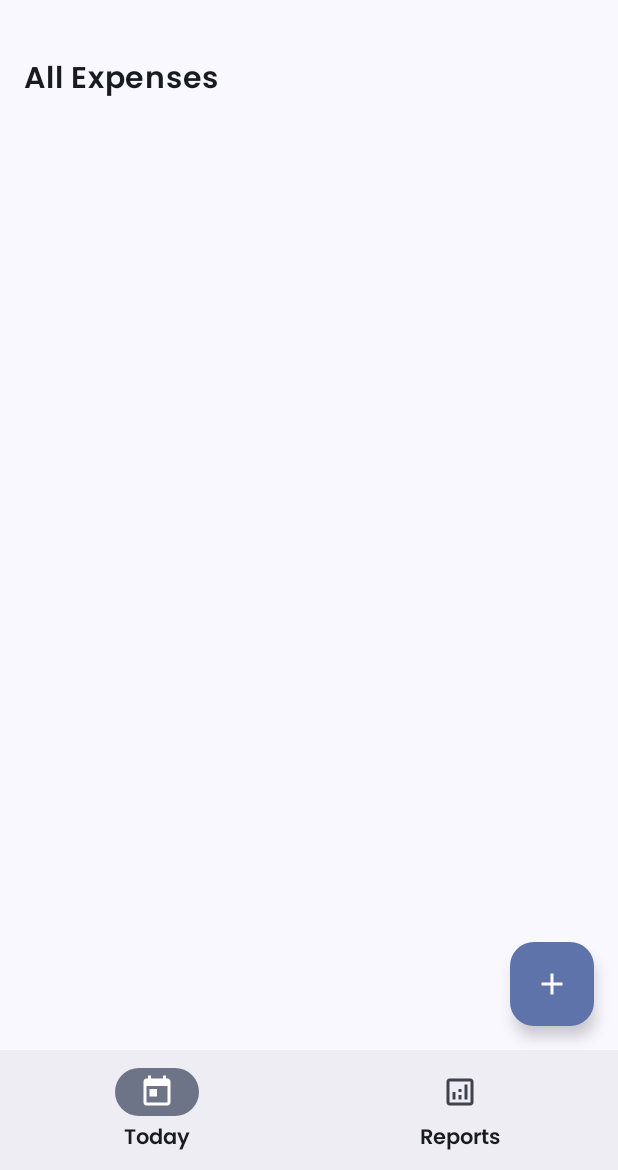
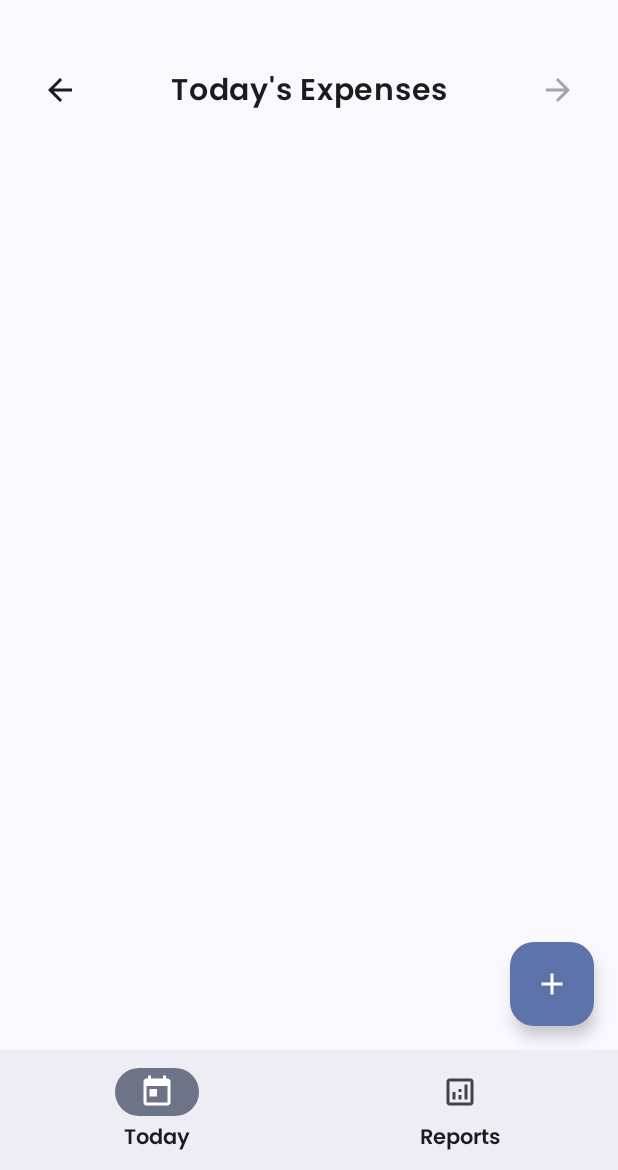
Before and after one commit to DarshReddy/Zospend, an Android app built with Jetpack Compose: the screen it shows after launch (MainActivity), on a phone screen of 412 x 824 dp, the part 66-1236 px from its top. Run offline under Robolectric (Android 15) with nearby library versions, the phone set to English and light mode, and no system bars; our stand-ins replace Room's generated code; pictures from the network do not load.

Commit message:
feat: Implement date navigation in ExpenseListScreen and add mock data
This commit introduces date navigation functionality to the `ExpenseListScreen` and adds mock expense data for improved testing and UI preview.

**ExpenseListScreen:**
- Added a `DateNavigationBar` composable that allows users to navigate to the previous or next day's expenses.
- The title now dynamically displays "Today's Expenses" for the current date or the formatted date for other selected dates.
- Updated string resources to include labels for "Previous Day" and "Next Day" navigation buttons.
- The `ExpenseListViewModel` now includes functions `onPreviousDayClicked` and `onNextDayClicked` to update the selected date.

**Data:**
- Introduced `MockExpense.kt` to generate realistic mock expense data for various categories, vendors, and locations.
- The `ReportViewModel` now incorporates these mock expenses when calculating daily and category totals, providing a richer dataset for the report screen.

```diff
--- /dev/null
+++ b/app/src/main/java/com/assignment/zospend/data/mock/MockExpense.kt
@@ -0,0 +1,62 @@
+package com.assignment.zospend.data.mock
+
+import com.assignment.zospend.data.local.Expense
+import com.assignment.zospend.domain.model.Category
+import java.time.Instant
+import kotlin.random.Random
+
+object MockExpense {
+    private val vendors = listOf(
+        "Amazon", "Flipkart", "Metro Cash & Carry", "Office Depot",
+        "Swiggy", "Zomato", "IRCTC", "Uber", "Rapido", "BlueDart",
+        "Vistara", "IndiGo", "DHL", "DMart", "Croma", "Apple Reseller"
+    )
+    private val cities = listOf("Bengaluru", "Mumbai", "Pune", "Hyderabad", "Chennai", "Delhi")
+    private val categories =
+        listOf("Travel", "Meals", "Supplies", "Software", "Logistics", "Events")
+    private val payments = listOf("UPI", "Credit Card", "Debit Card", "NetBanking", "Cash")
+
+    private fun randomTitle(r: Random): String {
+        val vendor = vendors.random(r)
+        return when (r.nextInt(5)) {
+            0 -> "Office Supplies — $vendor"
+            1 -> "Team Lunch — $vendor"
+            2 -> "Local Travel — $vendor"
+            3 -> "Subscription — $vendor"
+            else -> "Courier Charges — $vendor"
+        }
+    }
+
+    private fun randomNote(r: Random): String {
+        val city = cities.random(r)
+        val cat = categories.random(r)
+        val pay = payments.random(r)
+        val ref = r.nextInt(100_000, 999_999)
+        return "$cat in $city • Paid via $pay • Ref #$ref"
+    }
+
+    private fun randomAmountMinor(r: Random): Long {
+        // ₹100.00 to ₹25,000.00; paise at 0 or 50 for realism
+        val rupees = r.nextInt(100, 25_000)
+        val paise = if (r.nextBoolean()) 0 else 50
+        return rupees * 100L + paise
+    }
+
+    private fun receiptUrl(title: String, r: Random): String {
+        val w = listOf(480, 600, 720).random(r)
+        val h = listOf(720, 800, 960).random(r)
+        return "https://placehold.co/${w}x${h}?text=$title"
+    }
+
+    fun next(random: Random = Random.Default, createdAt: Instant): Expense {
+        val title = randomTitle(random)
+        return Expense(
+            title = title,
+            note = randomNote(random),
+            amount = randomAmountMinor(random),
+            category = Category.entries.random(),
+            receiptUri = receiptUrl(title, random),
+            createdAt = createdAt
+        )
+    }
+}
--- a/app/src/main/java/com/assignment/zospend/ui/list/ExpenseListScreen.kt
+++ b/app/src/main/java/com/assignment/zospend/ui/list/ExpenseListScreen.kt
@@ -14,7 +14,12 @@ import androidx.compose.foundation.layout.padding
 import androidx.compose.foundation.layout.size
 import androidx.compose.foundation.lazy.LazyColumn
 import androidx.compose.foundation.lazy.items
+import androidx.compose.material.icons.Icons
+import androidx.compose.material.icons.automirrored.filled.ArrowBack
+import androidx.compose.material.icons.automirrored.filled.ArrowForward
 import androidx.compose.material3.Card
+import androidx.compose.material3.Icon
+import androidx.compose.material3.IconButton
 import androidx.compose.runtime.Composable
 import androidx.compose.runtime.collectAsState
 import androidx.compose.runtime.getValue
@@ -44,8 +49,10 @@ import com.assignment.zospend.ui.components.TitleSmall
 import com.assignment.zospend.ui.main.ScreenWrapper
 import com.assignment.zospend.ui.theme.ZospendTheme
 import java.text.NumberFormat
+import java.time.LocalDate
 import java.time.ZoneId
 import java.time.format.DateTimeFormatter
+import java.time.format.FormatStyle
 
 @Composable
 fun ExpenseListScreen(
@@ -64,11 +71,50 @@ fun ExpenseListScreen(
                 .fillMaxSize()
                 .padding(16.dp)
         ) {
-            TitleLarge(stringResource(id = R.string.all_expenses_title))
+            DateNavigationBar(
+                selectedDate = uiState.selectedDate,
+                onPreviousClick = viewModel::onPreviousDayClicked,
+                onNextClick = viewModel::onNextDayClicked
+            )
             Spacer(Modifier.height(16.dp))
             ExpenseItemsList(
                 expenses = uiState.expenses.values.flatten(),
                 onItemClick = onItemClick
+            )
+        }
+    }
+}
+
+@Composable
+fun DateNavigationBar(
+    selectedDate: LocalDate,
+    onPreviousClick: () -> Unit,
+    onNextClick: () -> Unit
+) {
+    Row(
+        modifier = Modifier.fillMaxWidth(),
+        horizontalArrangement = Arrangement.SpaceBetween,
+        verticalAlignment = Alignment.CenterVertically
+    ) {
+        IconButton(onClick = onPreviousClick) {
+            Icon(
+                Icons.AutoMirrored.Filled.ArrowBack,
+                contentDescription = stringResource(id = R.string.previous_day)
+            )
+        }
+        TitleLarge(
+            if (selectedDate != LocalDate.now()) {
+                selectedDate.format(DateTimeFormatter.ofLocalizedDate(FormatStyle.MEDIUM))
+            } else {
+                stringResource(id = R.string.today_expenses_title)
+            },
+            modifier = Modifier.weight(1f),
+            textAlign = TextAlign.Center
+        )
+        IconButton(onClick = onNextClick, enabled = selectedDate != LocalDate.now()) {
+            Icon(
+                Icons.AutoMirrored.Filled.ArrowForward,
+                contentDescription = stringResource(id = R.string.next_day)
             )
         }
     }
--- a/app/src/main/java/com/assignment/zospend/ui/list/ExpenseListViewModel.kt
+++ b/app/src/main/java/com/assignment/zospend/ui/list/ExpenseListViewModel.kt
@@ -58,4 +58,12 @@ class ExpenseListViewModel(application: Application) : AndroidViewModel(applicat
             }
         }
     }
+
+    fun onPreviousDayClicked() {
+        _selectedDate.value = _selectedDate.value.minusDays(1)
+    }
+
+    fun onNextDayClicked() {
+        _selectedDate.value = _selectedDate.value.plusDays(1)
+    }
 }
--- a/app/src/main/java/com/assignment/zospend/ui/report/ReportViewModel.kt
+++ b/app/src/main/java/com/assignment/zospend/ui/report/ReportViewModel.kt
@@ -4,6 +4,8 @@ import android.app.Application
 import androidx.lifecycle.AndroidViewModel
 import androidx.lifecycle.viewModelScope
 import com.assignment.zospend.data.ServiceLocator
+import com.assignment.zospend.data.local.Expense
+import com.assignment.zospend.data.mock.MockExpense
 import com.assignment.zospend.domain.model.Category
 import kotlinx.coroutines.flow.SharingStarted
 import kotlinx.coroutines.flow.StateFlow
@@ -13,6 +15,7 @@ import java.time.Instant
 import java.time.LocalDate
 import java.time.ZoneId
 import java.time.temporal.ChronoUnit
+import kotlin.random.Random
 
 data class ReportUiState(
     val dailyTotals: List<DailyTotal> = emptyList(),
@@ -28,11 +31,34 @@ data class DailyTotal(
 
 class ReportViewModel(application: Application) : AndroidViewModel(application) {
 
-    val expenseRepository = ServiceLocator.provideRepository(application)
+    private val expenseRepository = ServiceLocator.provideRepository(application)
+
+    private fun generateMockExpenses(): List<Expense> {
+        val mockExpenses = mutableListOf<Expense>()
+        val today = LocalDate.now()
+        for (i in 1..6) {
+            val date = today.minusDays(i.toLong())
+            repeat((0..Random.nextInt(1, 4)).count()) {
+                val instant = date.atStartOfDay(ZoneId.systemDefault()).toInstant()
+                    .plus(
+                        (0..86400).random().toLong(),
+                        ChronoUnit.SECONDS
+                    ) // Random time within the day
+                mockExpenses.add(
+                    MockExpense.next(createdAt = instant)
+                )
+            }
+        }
+        return mockExpenses
+    }
+
     val uiState: StateFlow<ReportUiState> = expenseRepository.allExpenses()
         .map { expenses ->
+            val mockExpenses = generateMockExpenses()
+            val combinedExpenses = expenses + mockExpenses
+
             val sevenDaysAgo = Instant.now().minus(7, ChronoUnit.DAYS)
-            val recentExpenses = expenses.filter { it.createdAt.isAfter(sevenDaysAgo) }
+            val recentExpenses = combinedExpenses.filter { it.createdAt.isAfter(sevenDaysAgo) }
 
             // Calculate daily totals for the last 7 days
             val today = LocalDate.now()
--- a/app/src/main/res/values/strings.xml
+++ b/app/src/main/res/values/strings.xml
@@ -17,7 +17,7 @@
     <string name="save_expense_button_label">Save Expense</string>
     <string name="expense_category_label">Category</string>
     <string name="no_expenses_yet">No expenses yet.\nAdd one to get started!</string>
-    <string name="all_expenses_title">All Expenses</string>
+    <string name="today_expenses_title">Today\'s Expenses</string>
     <string name="toggle_theme_content_description">Toggle Theme</string>
     <string name="export_csv_content_description">Export CSV</string>
     <string name="bottom_nav_today">Today</string>
@@ -28,4 +28,6 @@
     <string name="expense_report_subject">Zospend Expense Report</string>
     <string name="share_report_title">Share Report</string>
     <string name="dialog_content_description">Dialog Image</string>
+    <string name="previous_day">Previous Day</string>
+    <string name="next_day">Next Day</string>
 </resources>
```
